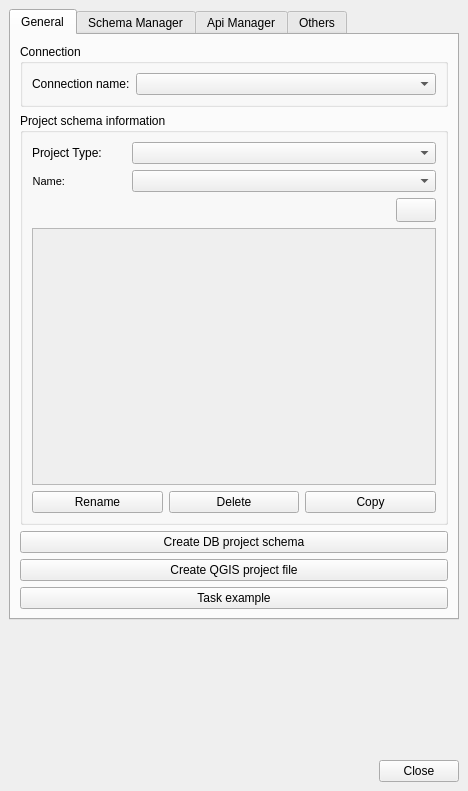
Qt form ui/readsql.ui (Giswater/giswater_qgis_plugin) before a commit.
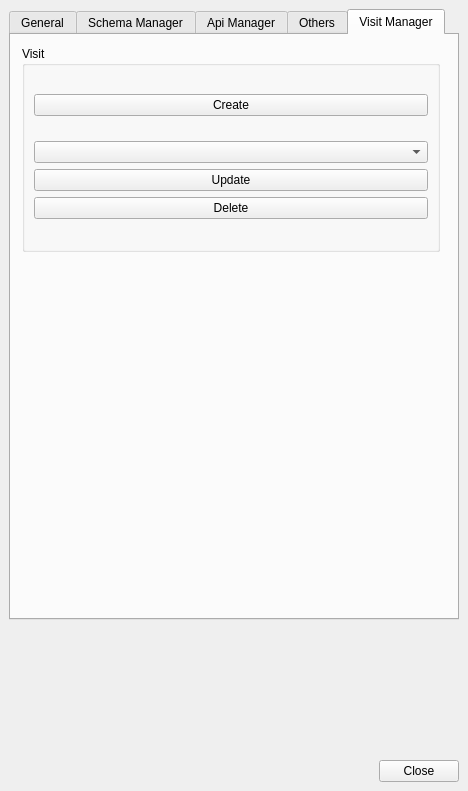
The same form after that commit. The open tabs and pages were chosen to show the change. Icons and pictures are not drawn.

Commit message: UI - manage visit

What changed in the file:
```diff
--- a/ui/readsql.ui
+++ b/ui/readsql.ui
@@ -1068,6 +1068,58 @@
         </item>
        </layout>
       </widget>
+      <widget class="QWidget" name="tab">
+       <attribute name="title">
+        <string>Visit Manager</string>
+       </attribute>
+       <widget class="QGroupBox" name="groupBox_8">
+        <property name="geometry">
+         <rect>
+          <x>11</x>
+          <y>11</y>
+          <width>418</width>
+          <height>206</height>
+         </rect>
+        </property>
+        <property name="title">
+         <string>Visit</string>
+        </property>
+        <layout class="QGridLayout" name="gridLayout_18">
+         <item row="0" column="0">
+          <layout class="QHBoxLayout" name="horizontalLayout_6">
+           <item>
+            <widget class="QPushButton" name="pushButton">
+             <property name="text">
+              <string>Create</string>
+             </property>
+            </widget>
+           </item>
+          </layout>
+         </item>
+         <item row="1" column="0">
+          <layout class="QGridLayout" name="gridLayout_22">
+           <item row="1" column="1">
+            <widget class="QPushButton" name="pushButton_2">
+             <property name="text">
+              <string>Update</string>
+             </property>
+            </widget>
+           </item>
+           <item row="2" column="1">
+            <widget class="QPushButton" name="pushButton_3">
+             <property name="text">
+              <string>Delete</string>
+             </property>
+            </widget>
+           </item>
+           <item row="0" column="1">
+            <widget class="QComboBox" name="idval"/>
+           </item>
+          </layout>
+         </item>
+        </layout>
+       </widget>
+      </widget>
      </widget>
     </item>
     <item row="5" column="4">
```
Left out of the diff: 138 changed lines with no effect on the pictures. The commit also changes 2 other files.
